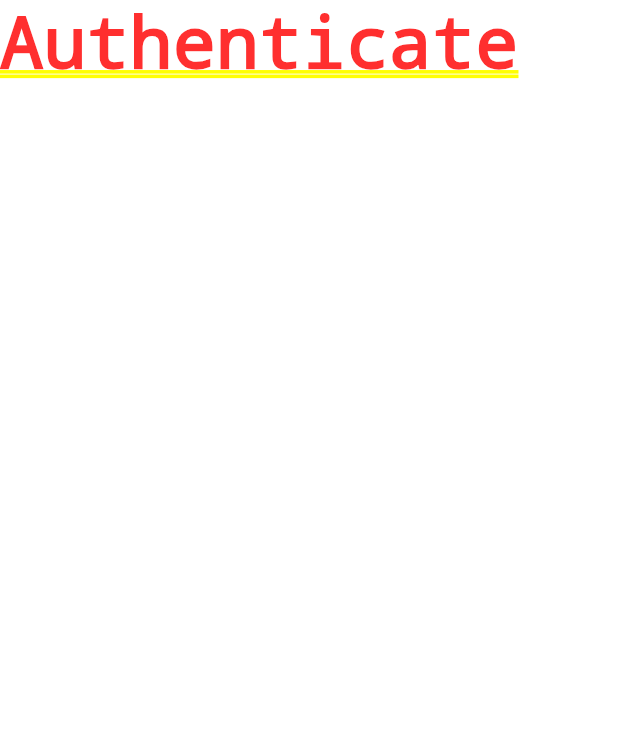
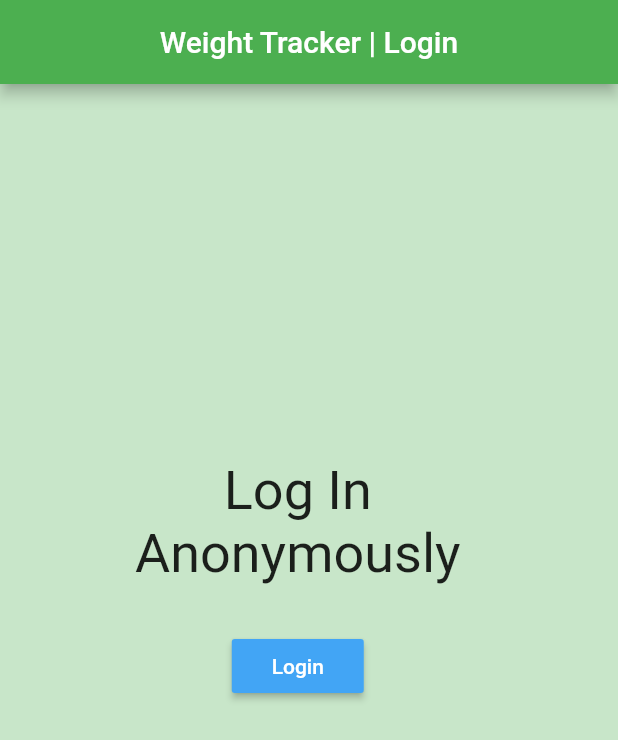
Before and after one commit to chospredev/weight_tracker, a Flutter app: the screen it shows after launch, on a phone screen of 412 x 824 dp. Shown: the top 740 px of the screen. Run offline on Flutter 3.47's test engine with Material 2 defaults, Android fonts, the phone set to English and light mode, and no system bars; our stand-ins replace cloud_firestore, firebase_auth, firebase_core; accounts and stored records are empty.

Commit message:
Added anonymous login, create-delete functions, listing..

```diff
--- a/lib/main.dart
+++ b/lib/main.dart
@@ -1,14 +1,27 @@
 import 'package:flutter/material.dart';
+import 'package:provider/provider.dart';
+import 'package:firebase_core/firebase_core.dart';
+
+import 'package:weight_tracker/models/user.dart';
 import 'package:weight_tracker/screens/wrapper.dart';
+import 'package:weight_tracker/services/auth.dart';
 
-void main() => runApp(MyApp());
+void main() async {
+  WidgetsFlutterBinding.ensureInitialized();
+  await Firebase.initializeApp();
+  runApp(MyApp());
+}
 
 class MyApp extends StatelessWidget {
   @override
   Widget build(BuildContext context) {
-    return MaterialApp(
-      title: 'Weight Tracker',
-      home: Wrapper(),
+    return StreamProvider<MainUser>.value(
+      value: ServiceAuth().user,
+      child: MaterialApp(
+        debugShowCheckedModeBanner: false,
+        title: 'Weight Tracker',
+        home: Wrapper(),
+      ),
     );
   }
 }
--- /dev/null
+++ b/lib/models/user.dart
@@ -0,0 +1,5 @@
+class MainUser {
+  final String uid;
+
+  MainUser({this.uid});
+}
--- a/lib/screens/authenticate/authenticate.dart
+++ b/lib/screens/authenticate/authenticate.dart
@@ -1,4 +1,5 @@
 import 'package:flutter/material.dart';
+import 'package:weight_tracker/screens/authenticate/login.dart';
 
 class Authenticate extends StatefulWidget {
   @override
@@ -9,7 +10,7 @@ class _AuthenticateState extends State<Authenticate> {
   @override
   Widget build(BuildContext context) {
     return Container(
-      child: Text('Authenticate'),
+      child: Login(),
     );
   }
 }
--- /dev/null
+++ b/lib/screens/authenticate/login.dart
@@ -0,0 +1,54 @@
+import 'package:flutter/material.dart';
+import 'package:weight_tracker/services/auth.dart';
+
+class Login extends StatefulWidget {
+  @override
+  _LoginState createState() => _LoginState();
+}
+
+class _LoginState extends State<Login> {
+  final ServiceAuth _auth = ServiceAuth();
+
+  @override
+  Widget build(BuildContext context) {
+    return Scaffold(
+        backgroundColor: Colors.green[100],
+        appBar: AppBar(
+          backgroundColor: Colors.green[500],
+          title: Text('Weight Tracker | Login'),
+          centerTitle: true,
+        ),
+        body: Container(
+            margin: EdgeInsets.only(top: 250.0, left: 90.0),
+            child: Column(
+              children: [
+                Text(
+                  'Log In',
+                  style: TextStyle(fontSize: 36.0),
+                ),
+                Text(
+                  'Anonymously',
+                  style: TextStyle(fontSize: 36.0),
+                ),
+                Container(
+                  padding: EdgeInsets.only(top: 30.0),
+                  child: RaisedButton(
+                    color: Colors.blue[400],
+                    textColor: Colors.white,
+                    onPressed: () async {
+                      dynamic result = await _auth.loginAnonymously();
+                      if (result == null) {
+                        print('Error logging in.');
+                      } else {
+                        print('Logged in successfully.');
+                        print(result.uid);
+                      }
+                    },
+                    child: Text('Login'),
+                    autofocus: false,
+                  ),
+                ),
+              ],
+            )));
+  }
+}
--- a/lib/screens/wrapper.dart
+++ b/lib/screens/wrapper.dart
@@ -1,10 +1,18 @@
 import 'package:flutter/material.dart';
+import 'package:provider/provider.dart';
+
+import 'package:weight_tracker/models/user.dart';
 import 'package:weight_tracker/screens/authenticate/authenticate.dart';
+import 'package:weight_tracker/screens/home/home.dart';
 
 class Wrapper extends StatelessWidget {
   @override
   Widget build(BuildContext context) {
+    final mainUser = Provider.of<MainUser>(context);
+
+    print(mainUser);
+
     // Let's return either Authenticate or Home Widget dependently
-    return Authenticate();
+    return mainUser == null ? Authenticate() : Home();
   }
 }
--- a/pubspec.yaml
+++ b/pubspec.yaml
@@ -29,7 +29,9 @@ dependencies:
   # Use with the CupertinoIcons class for iOS style icons.
   cupertino_icons: ^1.0.2
   firebase_auth: ^1.0.0
+  firebase_core: ^1.0.0
   cloud_firestore: ^1.0.0
+  provider: ^5.0.0
 
 dev_dependencies:
   flutter_test:
```
Also changed, not shown: lib/screens/home/form.dart (added, +56 -0 lines), lib/screens/home/home.dart (+19 -2 lines), lib/screens/home/layout.dart (added, +28 -0 lines), lib/screens/home/measurements.dart (added, +36 -0 lines), lib/services/auth.dart (added, +43 -0 lines), pubspec.lock.
